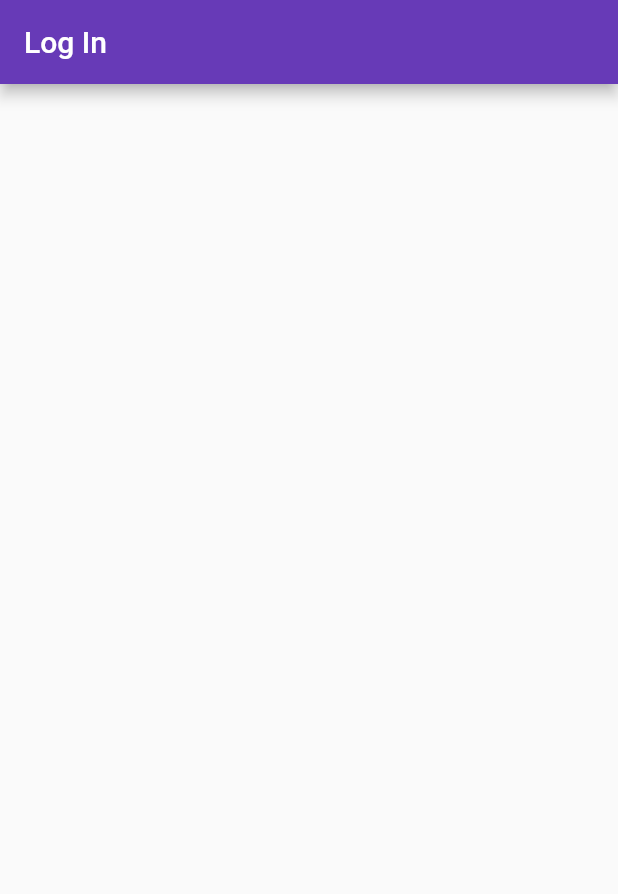
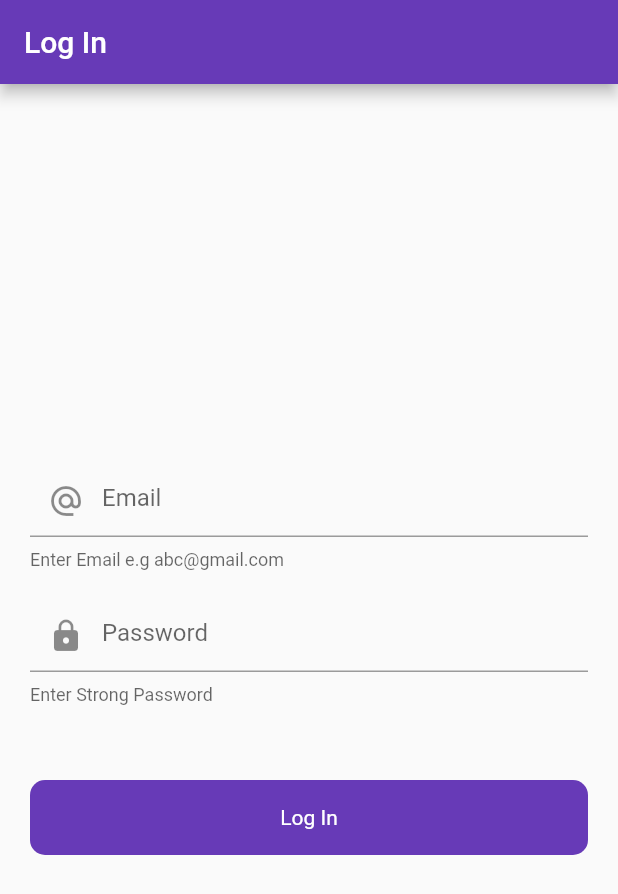
Before and after one commit to Avinash174/firebasedemo, a Flutter app: the screen it shows after launch, on a phone screen of 412 x 824 dp. Shown: the top 894 px of the screen. Run offline on Flutter 3.47's test engine with Material 2 defaults, Android fonts, the phone set to English and light mode, and no system bars; our stand-ins replace firebase_core; accounts and stored records are empty.

Commit message:
New Changes Done

```diff
--- a/lib/ui/auth/login_Screen.dart
+++ b/lib/ui/auth/login_Screen.dart
@@ -1,3 +1,4 @@
+import 'package:firebasedemo/widgets/round_button.dart';
 import 'package:flutter/material.dart';
 
 class LogInScreen extends StatefulWidget {
@@ -8,6 +9,16 @@ class LogInScreen extends StatefulWidget {
 }
 
 class _LogInScreenState extends State<LogInScreen> {
+  final _formKey = GlobalKey<FormState>();
+  final emailController = TextEditingController();
+  final passwordController = TextEditingController();
+
+  void dispose() {
+    super.dispose();
+    emailController.dispose();
+    passwordController.dispose();
+  }
+
   @override
   Widget build(BuildContext context) {
     return Scaffold(
@@ -15,6 +26,62 @@ class _LogInScreenState extends State<LogInScreen> {
         automaticallyImplyLeading: false,
         title: const Text('Log In'),
       ),
+      body: Padding(
+        padding: const EdgeInsets.symmetric(horizontal: 20),
+        child: Column(
+          mainAxisAlignment: MainAxisAlignment.center,
+          crossAxisAlignment: CrossAxisAlignment.center,
+          children: [
+            Form(
+              child: Column(
+                children: [
+                  TextFormField(
+                    controller: emailController,
+                    decoration: const InputDecoration(
+                      helperText: 'Enter Email e.g abc@gmail.com',
+                      hintText: 'Email',
+                      prefixIcon: Icon(Icons.alternate_email),
+                    ),
+                    validator: (value){
+                      if(value!.isEmpty){
+                        return 'Enter Email';
+                      }
+                      return null;
+                    },
+                  ),
+                  SizedBox(
+                    height: 20,
+                  ),
+                  TextFormField(
+                    controller: passwordController,
+                    obscureText: true,
+                    decoration: const InputDecoration(
+                      helperText: 'Enter Strong Password ',
+                      hintText: 'Password',
+                      prefixIcon: Icon(Icons.lock),
+                    ),
+                    validator: (value){
+                      if(value!.isEmpty){
+                        return 'Enter Password';
+                      }
+                      return null;
+                    },
+                  ),
+                ],
+              ),
+            ),
+            SizedBox(height: 50,),
+            RoundButton(
+              title: 'Log In',
+              onTap: () {
+                if(_formKey.currentState!.validate()){
+
+                }
+              },
+            ),
+          ],
+        ),
+      ),
     );
   }
 }
--- a/lib/widgets/round_button.dart
+++ b/lib/widgets/round_button.dart
@@ -3,14 +3,23 @@ import 'package:flutter/material.dart';
 class RoundButton extends StatelessWidget {
 
   final String title;
+  final VoidCallback onTap;
 
-  const RoundButton({super.key, required this.title});
+  const RoundButton({super.key, required this.title, required this.onTap});
 
   @override
   Widget build(BuildContext context) {
-    return Container(
-      child: Center(
-        child: Text(title),
+    return InkWell(
+      onTap: onTap,
+      child: Container(
+        height: 50,
+        decoration: BoxDecoration(
+          color: Colors.deepPurple,
+          borderRadius: BorderRadius.circular(10),
+        ),
+        child: Center(
+          child: Text(title,style: TextStyle(color: Colors.white),),
+        ),
       ),
     );
   }
```
